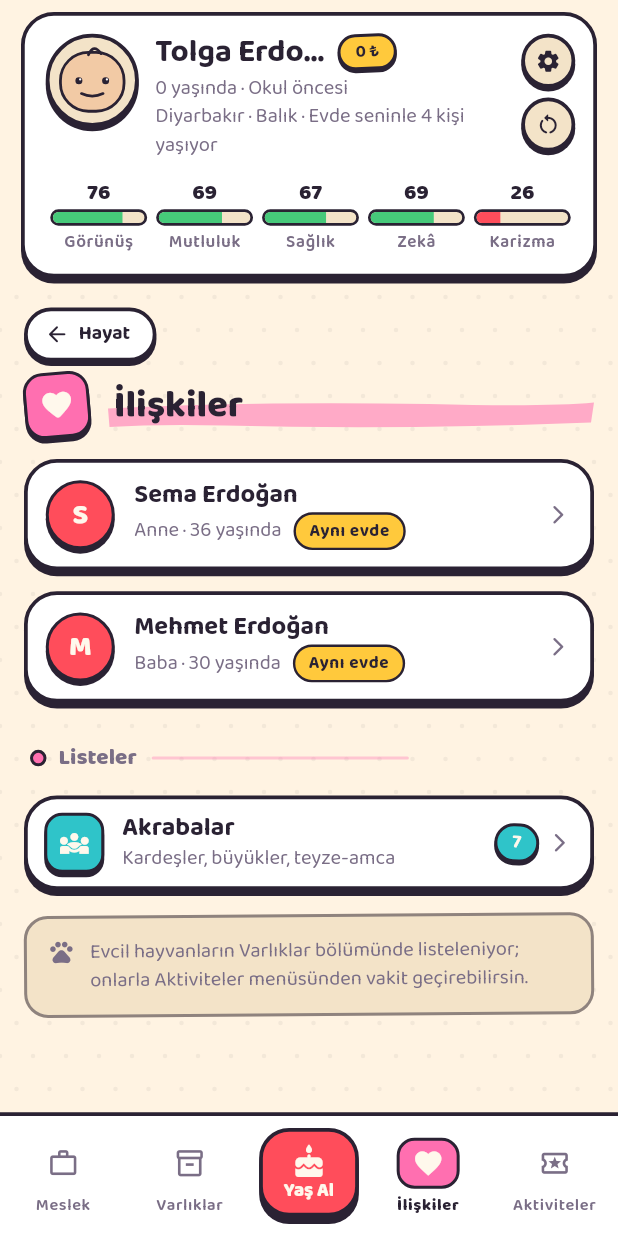
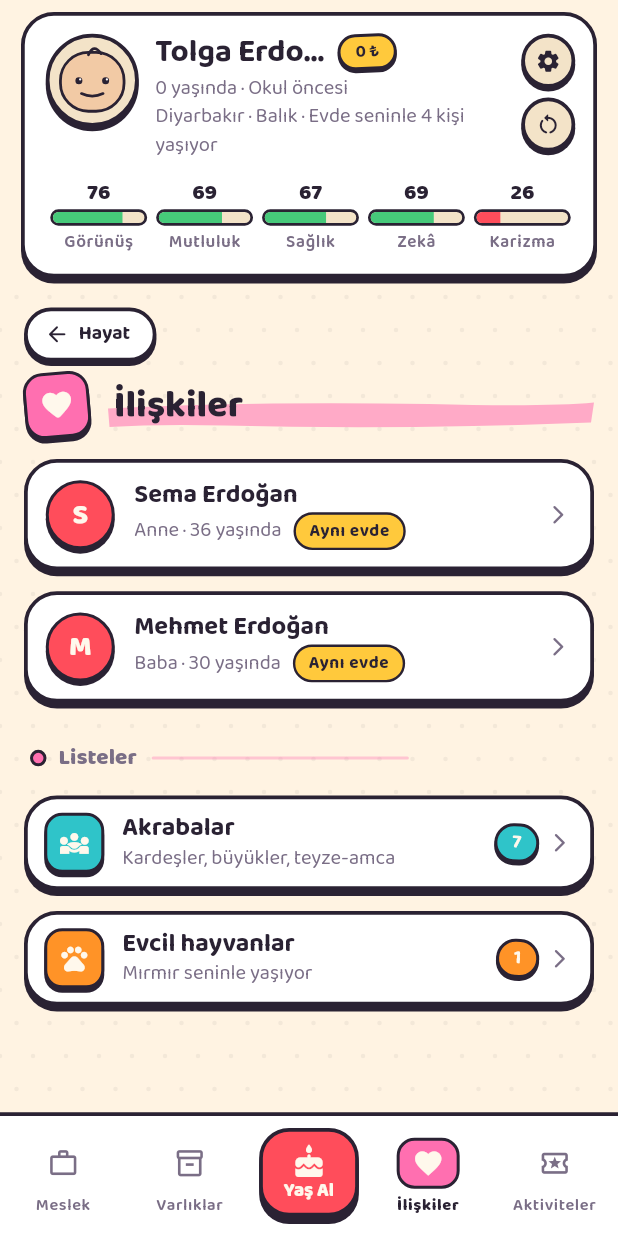
Before and after one commit to fahrettinkoksal/bir--m-r, a Flutter app: the screen it shows after launch, after a tap on "Rastgele bir hayat", after a tap on "İlişkiler", on a phone screen of 412 x 824 dp. Run offline on Flutter 3.47's test engine with Material 3 defaults, Android fonts, the phone set to English and light mode, and no system bars; our stand-ins replace audioplayers.

Commit message:
Paket W/4: evcil hayvan İlişkiler'e taşındı ve her yaşta etkileşilir (D-146)
Faho: "evdeki evcil hayvanımı ilişkiler kısmına taşı, varlıklarda değil
ve evcil hayvan ile etkileşime geçebileyim; oynadığım bir hayatta evde
evcil hayvan vardı fakat iletişim yoktu, etkileşime geçilmeli."

İki ayrı şey vardı:

1) YER. Hayvan Varlıklar'da eşya gibi listeleniyordu ve İlişkiler'de
   yalnızca "Varlıklar'a bak" diyen bir bilgi satırı vardı. Hayvan bir
   mülk değil, bir ilişkidir: sayfa artık İlişkiler menüsünün altında.
   Varlıklar'dan liste kaldırıldı (yerine tek satırlık yönlendirme
   kaldı), Aktiviteler'deki ikinci giriş de kaldırıldı ki aynı sayfa
   iki menüde durmasın.

2) GERÇEK HATA. "İletişim yoktu" çünkü menü satırı yalnızca SAHİPLENME
   yaşından (7) itibaren açılıyordu. Oyuncu doğduğunda evde olan bir
   hayvanla beş yaşındaki çocuk hiçbir şey yapamıyordu — etkileşimin
   kendisinde yaş sınırı yok, kapı ekranda kapalıydı. Satır artık evde
   hayvan varsa HER YAŞTA görünüyor; sahiplenme yaşı kuralı olduğu gibi
   duruyor.

Testler: test/pet_widget_test.dart'a 2 test eklendi (beş yaşındaki çocuk
hayvanla etkileşiyor; Varlıklar'da hayvan listesi yok). Mevcut testler
silinmedi: pet_widget_test ve layout_stress_test yeni yolu kullanacak
şekilde güncellendi, taşma denetimi iki ekran genişliğinde korundu.

Tüm takım: 2244 geçti, 15 atlandı, 0 başarısız. flutter analyze çıkış
kodu 0.

Co-Authored-By: Claude Opus 5 <noreply@anthropic.com>
Claude-Session: https://claude.ai/code/session_017RiAabM4Z6kUyLwtao9wh3

```diff
--- a/app/lib/ui/screens/sections/relationships_screen.dart
+++ b/app/lib/ui/screens/sections/relationships_screen.dart
@@ -2,6 +2,8 @@ import 'package:flutter/material.dart';
 
 import '../../../domain/models/game_state.dart';
 import '../../../domain/models/person.dart';
+import '../../../data/pet_catalog.dart';
+import '../../../domain/pets/pet_care.dart';
 import '../../../domain/models/relation.dart';
 import '../../../state/game_scope.dart';
 import '../../theme/bir_omur_theme.dart';
@@ -9,6 +11,7 @@ import '../../widgets/person_card.dart';
 import '../../widgets/person_detail_sheet.dart';
 import '../../widgets/section_scaffold.dart';
 import 'marriage_history_page.dart';
+import 'pets_page.dart';
 
 /// İlişkiler ana menüsü (NAV-001).
 ///
@@ -16,6 +19,20 @@ import 'marriage_history_page.dart';
 /// romantik bağlar alt menülere ayrılır. Uzun tek liste yerine iç içe menü
 /// tercih edilmiştir. Veri yapısı değişmez: kişiler aynı kalıcı kimlikle,
 /// aynı bağ türleriyle okunur.
+/// Evcil hayvan satırının alt metni: gerçek kayda bakar, uydurmaz.
+///
+/// D-146 ile Aktiviteler ekranından buraya taşındı.
+String _hayvanAltMetni(GameState state) {
+  final List<Pet> yasayan = PetCare.livingPets(state);
+  if (yasayan.isEmpty) {
+    return adoptablePetSpecies.map((PetSpecies s) => s.label).join(' ya da ');
+  }
+  if (yasayan.length == 1) {
+    return '${yasayan.first.name} seninle yaşıyor';
+  }
+  return '${yasayan.length} hayvana bakıyorsun';
+}
+
 enum RelationshipSubPage {
   akrabalar,
   arkadaslar,
@@ -29,6 +46,12 @@ enum RelationshipSubPage {
   /// D-133: ikinci evlilik D-036'da geldi ama geçmiş evlilikler
   /// hiçbir ekranda görünmüyordu.
   evlilikGecmisi,
+
+  /// D-146: evcil hayvan Varlıklar'dan İlişkiler'e taşındı.
+  ///
+  /// Faho'nun isteği: "evdeki evcil hayvanımı ilişkiler kısmına taşı,
+  /// varlıklarda değil." Hayvan bir mülk değil, bir ilişkidir.
+  evcilHayvanlar,
 }
 
 class RelationshipsScreen extends StatefulWidget {
@@ -108,6 +131,14 @@ class _RelationshipsScreenState extends State<RelationshipsScreen> {
       return MarriageHistoryPage(onBack: () => setState(() => _subPage = null));
     }
 
+    // Evcil hayvanlar da kişi listesi değil: kendi sayfası var (D-146).
+    if (_subPage == RelationshipSubPage.evcilHayvanlar) {
+      return PetsPage(
+        backLabel: 'İlişkiler',
+        onBack: () => setState(() => _subPage = null),
+      );
+    }
+
     if (_subPage != null) {
       final List<Person> kisiler = switch (_subPage!) {
         RelationshipSubPage.akrabalar => _akrabalar(state),
@@ -119,6 +150,7 @@ class _RelationshipsScreenState extends State<RelationshipsScreen> {
         // Buraya ulaşılmaz: evlilik geçmişi yukarıda ayrı ekran olarak
         // açılıyor. Derleyicinin tam kapsama isteği için duruyor.
         RelationshipSubPage.evlilikGecmisi => const <Person>[],
+        RelationshipSubPage.evcilHayvanlar => const <Person>[],
       };
       final String baslik = switch (_subPage!) {
         RelationshipSubPage.akrabalar => 'Akrabalar',
@@ -128,6 +160,7 @@ class _RelationshipsScreenState extends State<RelationshipsScreen> {
         RelationshipSubPage.torunlar => 'Torunlar',
         RelationshipSubPage.tanidiklar => 'Ünlüler ve tanıdıklar',
         RelationshipSubPage.evlilikGecmisi => 'Evlilik Geçmişi',
+        RelationshipSubPage.evcilHayvanlar => 'Evcil hayvanlar',
       };
       final String altBaslik = switch (_subPage!) {
         RelationshipSubPage.akrabalar =>
@@ -143,7 +176,8 @@ class _RelationshipsScreenState extends State<RelationshipsScreen> {
         RelationshipSubPage.tanidiklar =>
           'Sana geri dönen ünlüler. Arkadaş değiller; tanışıklık.',
         RelationshipSubPage.evlilikGecmisi => '',
-};
+        RelationshipSubPage.evcilHayvanlar => '',
+      };
 
       return SectionScaffold(
         icon: Icons.groups_rounded,
@@ -172,6 +206,9 @@ class _RelationshipsScreenState extends State<RelationshipsScreen> {
     final int arkadasSayisi = _arkadaslar(state).length;
     final int tanidikSayisi = _tanidiklar(state).length;
     final int romantikSayisi = _romantikler(state).length;
+    final int hayvanSayisi = PetCare.livingPets(state)
+        .where((Pet p) => p.inPlayerHousehold)
+        .length;
 
     return SectionScaffold(
       icon: Icons.favorite_rounded,
@@ -309,13 +346,27 @@ class _RelationshipsScreenState extends State<RelationshipsScreen> {
           ),
           const SizedBox(height: 10),
         ],
-        if (state.pets.isNotEmpty) ...<Widget>[
-          const SizedBox(height: 2),
-          const InfoPanel(
+        // Evcil hayvanlar (D-146). Satır, evde hayvan varsa **her yaşta**
+        // görünür; sahiplenme yaşı geldiğinde de görünür.
+        //
+        // Faho bildirdi: "oynadığım bir hayatta evde evcil hayvan vardı
+        // fakat iletişim yoktu." Sebebi buydu: menü yalnızca sahiplenme
+        // yaşından (7) itibaren açılıyordu, oysa oyuncu doğduğunda evde
+        // olan hayvanla beş yaşındaki çocuk da oynayabilmeli.
+        if (state.pets.isNotEmpty ||
+            playerAge >= PetCare.prototypeOnlyMinAge) ...<Widget>[
+          MenuRow(
+            key: const Key('relationships_pets_row'),
+            title: 'Evcil hayvanlar',
+            subtitle: _hayvanAltMetni(state),
             icon: Icons.pets_outlined,
-            text: 'Evcil hayvanların Varlıklar bölümünde listeleniyor; '
-                'onlarla Aktiviteler menüsünden vakit geçirebilirsin.',
+            accent: BirOmurAccents.turuncu,
+            trailingText: hayvanSayisi == 0 ? null : '$hayvanSayisi',
+            onTap: () => setState(
+              () => _subPage = RelationshipSubPage.evcilHayvanlar,
+            ),
           ),
+          const SizedBox(height: 10),
         ],
       ],
     );
```
Also changed, not shown: app/lib/ui/screens/sections/activities_screen.dart (+3 -31 lines), app/lib/ui/screens/sections/assets_screen.dart (+10 -61 lines), app/lib/ui/screens/sections/pets_page.dart (+13 -4 lines), 3 other files.
